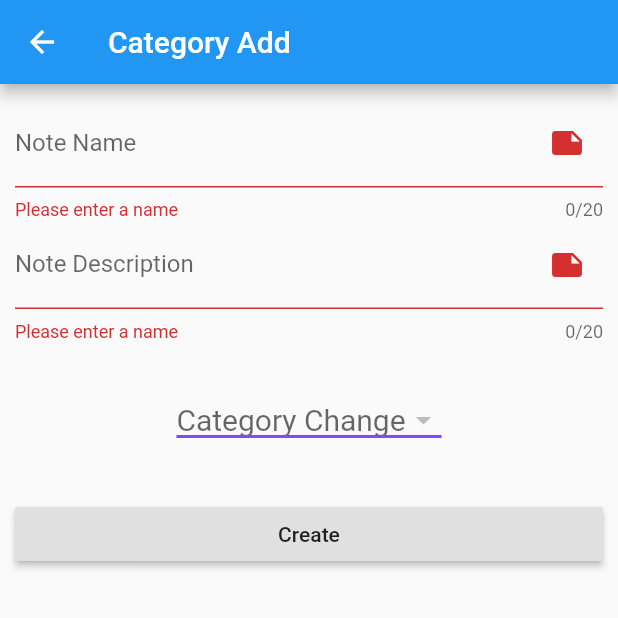
After one commit to gokhan94/flutter_firestore_note_app, a Flutter app: the NoteAdd screen opened by its route, after a tap on "Create", on a phone screen of 412 x 824 dp, the top half of it. The commit adds this screen. Run offline on Flutter 3.47's test engine with Material 2 defaults, Android fonts, the phone set to English and light mode, and no system bars; our stand-ins replace cloud_firestore, firebase_core; accounts and stored records are empty.

Commit message:
we added notes

```diff
--- a/lib/api/data.dart
+++ b/lib/api/data.dart
@@ -1,9 +1,11 @@
 import 'package:cloud_firestore/cloud_firestore.dart';
 import 'package:flutter_note_app/model/category.dart';
+import 'package:flutter_note_app/model/note.dart';
 
 class FirestoreDatabase {
 
   final CollectionReference collectionCatergory = FirebaseFirestore.instance.collection("categories");
+  final CollectionReference collectionNote = FirebaseFirestore.instance.collection("notes");
 
   Future addCategory(Category category){
     return collectionCatergory.add(category.CategorytoJson());
@@ -13,6 +15,13 @@ class FirestoreDatabase {
     return collectionCatergory.snapshots();
   }
 
+  Future addNote(Note note){
+    return collectionNote.add(note.NotetoJson());
+  }
+
+  Stream<QuerySnapshot> streamNoteGet(){
+    return collectionNote.snapshots();
+  }
 
 
 }
--- /dev/null
+++ b/lib/api/note_api.dart
@@ -0,0 +1,18 @@
+import 'package:cloud_firestore/cloud_firestore.dart';
+import 'package:flutter_note_app/model/note.dart';
+
+class FirestoreDatabase {
+
+  final CollectionReference collectionNote = FirebaseFirestore.instance.collection("notes");
+
+  Future addCategory(Note note){
+    return collectionNote.add(note.NotetoJson());
+  }
+
+  Stream<QuerySnapshot> streamCategoryGet(){
+    return collectionNote.snapshots();
+  }
+
+
+
+}
--- a/lib/main.dart
+++ b/lib/main.dart
@@ -1,6 +1,7 @@
 import 'package:flutter/material.dart';
 import 'package:firebase_core/firebase_core.dart';
 import 'package:flutter_note_app/screens/category_note_detail.dart';
+import 'package:flutter_note_app/screens/note_add.dart';
 import 'package:flutter_note_app/ui/category_add.dart';
 import 'package:flutter_note_app/ui/note_detail.dart';
 import 'ui/note_home.dart';
@@ -21,6 +22,7 @@ class MyApp extends StatelessWidget {
       routes: {
         NoteHomePage.routeName: (context) => NoteHomePage(),
         NoteDetail.routeName:   (context) => NoteDetail(),
+        NoteAdd.routeName: (context) => NoteAdd(),
         CategoryAdd.routeName:   (context) => CategoryAdd(),
         CategoryNoteDetail.routeName:   (context) => CategoryNoteDetail(),
         //'/home': (context) => NoteHomePage(),
--- a/lib/model/note.dart
+++ b/lib/model/note.dart
@@ -2,19 +2,23 @@ class Note {
   int noteId;
   String name;
   String description;
-  int categoryDocId;
+  String categoryId;
+  String categoryName;
 
-  Note(this.noteId, this.name, this.description, this.categoryDocId);
+  Note(this.noteId, this.name, this.description, this.categoryId, this.categoryName);
+
+  Note.withInfo({this.noteId, this.name, this.description, this.categoryId, this.categoryName});
 
   Note.fromJson(Map<String, dynamic> note) {
     noteId = note["noteId"];
     name = note["name"];
     description = note["description"];
-    categoryDocId = note["categoryId"];
+    categoryId = note["categoryId"];
+    categoryName = note["categoryName"];
   }
 
-  Map NotetoJson() {
-    return {"noteId": noteId, "name": name, "description": description, categoryDocId: "categoryId"};
+  Map<String, dynamic> NotetoJson() {
+    return {"noteId": noteId, "name": name, "description": description, "categoryId": categoryId, "categoryName": categoryName};
   }
 
 
--- /dev/null
+++ b/lib/screens/note_add.dart
@@ -0,0 +1,166 @@
+import 'package:cloud_firestore/cloud_firestore.dart';
+import 'package:flutter/material.dart';
+import 'package:flutter_note_app/model/note.dart';
+import 'package:flutter_note_app/api/data.dart';
+
+class NoteAdd extends StatefulWidget {
+  static const routeName = '/note_add';
+  @override
+  _NoteAddState createState() => _NoteAddState();
+}
+
+class _NoteAddState extends State<NoteAdd> {
+  final _formKey = GlobalKey<FormState>();
+  final FirestoreDatabase collectionNote = FirestoreDatabase();
+  final Note note = Note.withInfo();
+
+  String _noteName = '';
+  String _description = '';
+  var _categoryName;
+  String docId;
+
+  @override
+  Widget build(BuildContext context) {
+    return Scaffold(
+        appBar: AppBar(
+          title: Text("Category Add"),
+        ),
+        body: SingleChildScrollView(
+          child: Container(
+            margin: EdgeInsets.all(10),
+            child: Form(
+              key: _formKey,
+              child: Column(
+                children: [
+                  buildNoteNameField(),
+                  buildNoteDescriptionField(),
+                  buildSelectedCategory(),
+                  submitBuildForm()
+                ],
+              ),
+            ),
+          ),
+        ));
+  }
+
+  Widget buildNoteNameField() {
+    return TextFormField(
+      maxLength: 20,
+      decoration: InputDecoration(
+        labelText: 'Note Name',
+        suffixIcon: Icon(
+          Icons.note,
+        ),
+      ),
+      validator: (value) {
+        if (value.isEmpty) {
+          return 'Please enter a name';
+        }
+      },
+      onSaved: (value) {
+        setState(() {
+          _noteName = value;
+        });
+      },
+    );
+  }
+
+  Widget buildNoteDescriptionField() {
+    return TextFormField(
+      maxLength: 20,
+      decoration: InputDecoration(
+        labelText: 'Note Description',
+        suffixIcon: Icon(
+          Icons.note,
+        ),
+      ),
+      validator: (value) {
+        if (value.isEmpty) {
+          return 'Please enter a name';
+        }
+      },
+      onSaved: (value) {
+        setState(() {
+          _description = value;
+        });
+      },
+    );
+  }
+
+  Widget submitBuildForm() {
+    return RaisedButton(
+      onPressed: () async {
+        if (_formKey.currentState.validate()) {
+          _formKey.currentState.save();
+
+          Note note = Note.withInfo();
+          note.noteId = 1;
+          note.name = _noteName;
+          note.description = _description;
+          note.categoryId = docId;
+          note.categoryName = _categoryName;
+
+         await collectionNote.addNote(note);
+
+        }
+      },
+      child: Center(child: Text('Create')),
+    );
+  }
+
+  Widget buildSelectedCategory() {
+    return Container(
+      margin: EdgeInsets.all(40),
+      child: StreamBuilder<QuerySnapshot>(
+          stream: FirebaseFirestore.instance.collection('categories').snapshots(),
+          builder: (context, snapshot) {
+            if (!snapshot.hasData)
+              return const Center(
+                child: Text('hata'),
+              );
+
+            return DropdownButton<String>(
+              value: _categoryName,
+              isDense: true,
+              iconSize: 24,
+              elevation: 16,
+              style: TextStyle(color: Colors.deepPurple),
+              hint: Text('Category Change', style: TextStyle(fontSize: 20),),
+              underline: Container(
+                height: 2,
+                color: Colors.deepPurpleAccent,
+              ),
+              onChanged: (String newValue) {
+                setState(() {
+                  _categoryName = newValue;
+                });
+              },
+              items: snapshot.data != null
+                  ? snapshot.data.docs.map((DocumentSnapshot document) {
+                      return new DropdownMenuItem<String>(
+                          value: document.data()['categoryName'].toString(),
+                          onTap: (){
+                            setState(() {
+                              docId = document.id;
+                            });
+                          },
+                          child: Container(
+                            height: 50.0,
+                            child: Text(
+                              document.data()['categoryName'].toString(),
+                              style: TextStyle(fontSize: 20),
+                            ),
+                          ));
+                    }).toList()
+                  : DropdownMenuItem(
+                      value: 'null',
+                      child: Container(
+                        height: 100.0,
+                        child: Text('null'),
+                      ),
+                    ),
+            );
+          }),
+    );
+  }
+}
--- a/lib/ui/category_add.dart
+++ b/lib/ui/category_add.dart
@@ -1,3 +1,4 @@
+import 'package:cloud_firestore/cloud_firestore.dart';
 import 'package:flutter/material.dart';
 import 'package:flutter_note_app/api/data.dart';
 import 'package:flutter_note_app/model/category.dart';
--- a/lib/ui/note_home.dart
+++ b/lib/ui/note_home.dart
@@ -2,6 +2,7 @@ import 'package:cloud_firestore/cloud_firestore.dart';
 import 'package:flutter/material.dart';
 import 'package:flutter_note_app/api/data.dart';
 import 'package:flutter_note_app/model/category.dart';
+import 'package:flutter_note_app/screens/note_add.dart';
 import 'package:flutter_note_app/ui/category_add.dart';
 import 'note_detail.dart';
 import 'package:flutter_note_app/model/note.dart';
@@ -55,10 +56,16 @@ class _NoteHomePageState extends State<NoteHomePage> {
             textColor: Colors.black87,
             onPressed: () {
               Navigator.pushNamed(context, NoteDetail.routeName,
-                  arguments: Note(1, "note 1", "note description", 2));
+                  arguments: Note(1, "note 1", "1", "note description", "PC"));
             },
           ),
         ],
+      ),
+      floatingActionButton: FloatingActionButton(
+        onPressed: (){
+          Navigator.pushNamed(context, NoteAdd.routeName);
+        },
+        child: Icon(Icons.add_to_photos),
       ),
     );
   }
```
